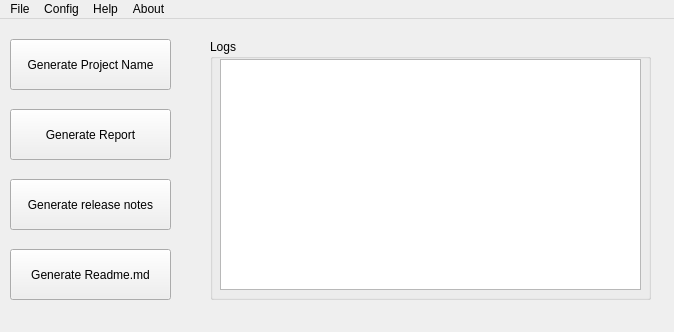
Qt form ui/gitai-main.ui (venkatmidhunmareedu/gitai) before a commit.
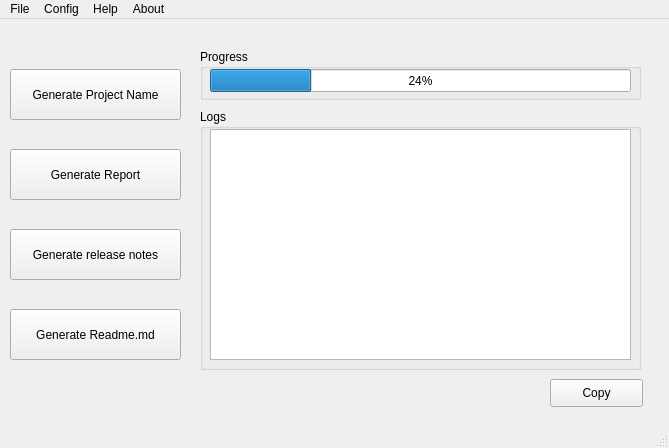
The same form after that commit.

What changed in the file:
```diff
--- a/ui/gitai-main.ui
+++ b/ui/gitai-main.ui
@@ -6,10 +6,15 @@
    <rect>
     <x>0</x>
     <y>0</y>
-    <width>674</width>
-    <height>332</height>
+    <width>669</width>
+    <height>448</height>
    </rect>
   </property>
+  <property name="font">
+   <font>
+    <pointsize>9</pointsize>
+   </font>
+  </property>
   <property name="windowTitle">
    <string>MainWindow</string>
   </property>
@@ -18,8 +23,8 @@
     <property name="geometry">
      <rect>
       <x>10</x>
-      <y>20</y>
-      <width>161</width>
+      <y>50</y>
+      <width>171</width>
       <height>51</height>
      </rect>
     </property>
@@ -31,8 +36,8 @@
     <property name="geometry">
      <rect>
       <x>10</x>
-      <y>90</y>
-      <width>161</width>
+      <y>130</y>
+      <width>171</width>
       <height>51</height>
      </rect>
     </property>
@@ -44,8 +49,8 @@
     <property name="geometry">
      <rect>
       <x>10</x>
-      <y>160</y>
-      <width>161</width>
+      <y>210</y>
+      <width>171</width>
       <height>51</height>
      </rect>
     </property>
@@ -57,8 +62,8 @@
     <property name="geometry">
      <rect>
       <x>10</x>
-      <y>230</y>
-      <width>161</width>
+      <y>290</y>
+      <width>171</width>
       <height>51</height>
      </rect>
     </property>
@@ -69,8 +74,8 @@
    <widget class="QGroupBox" name="groupBox">
     <property name="geometry">
      <rect>
-      <x>210</x>
-      <y>20</y>
+      <x>200</x>
+      <y>90</y>
       <width>441</width>
       <height>261</height>
      </rect>
@@ -78,7 +83,7 @@
     <property name="title">
      <string>Logs</string>
     </property>
-    <widget class="QTextEdit" name="logger">
+    <widget class="QTextBrowser" name="logger">
      <property name="geometry">
       <rect>
        <x>10</x>
@@ -89,13 +94,55 @@
      </property>
     </widget>
    </widget>
+   <widget class="QGroupBox" name="groupBox_2">
+    <property name="geometry">
+     <rect>
+      <x>200</x>
+      <y>30</y>
+      <width>441</width>
+      <height>51</height>
+     </rect>
+    </property>
+    <property name="title">
+     <string>Progress</string>
+    </property>
+    <widget class="QProgressBar" name="progressBar">
+     <property name="geometry">
+      <rect>
+       <x>10</x>
+       <y>20</y>
+       <width>421</width>
+       <height>23</height>
+      </rect>
+     </property>
+     <property name="value">
+      <number>24</number>
+     </property>
+    </widget>
+   </widget>
+   <widget class="QPushButton" name="copy">
+    <property name="geometry">
+     <rect>
+      <x>550</x>
+      <y>360</y>
+      <width>93</width>
+      <height>28</height>
+     </rect>
+    </property>
+    <property name="statusTip">
+     <string>Copy the text in the logs</string>
+    </property>
+    <property name="text">
+     <string>Copy</string>
+    </property>
+   </widget>
   </widget>
   <widget class="QMenuBar" name="menubar">
    <property name="geometry">
     <rect>
      <x>0</x>
      <y>0</y>
-     <width>674</width>
+     <width>669</width>
      <height>26</height>
     </rect>
    </property>
@@ -135,6 +182,7 @@
    <addaction name="menuHelp"/>
    <addaction name="menuAbout"/>
   </widget>
+  <widget class="QStatusBar" name="statusBar"/>
   <action name="actionModel">
    <property name="text">
     <string>Model</string>
```
Left out of the diff: 67 changed lines with no effect on the pictures.
